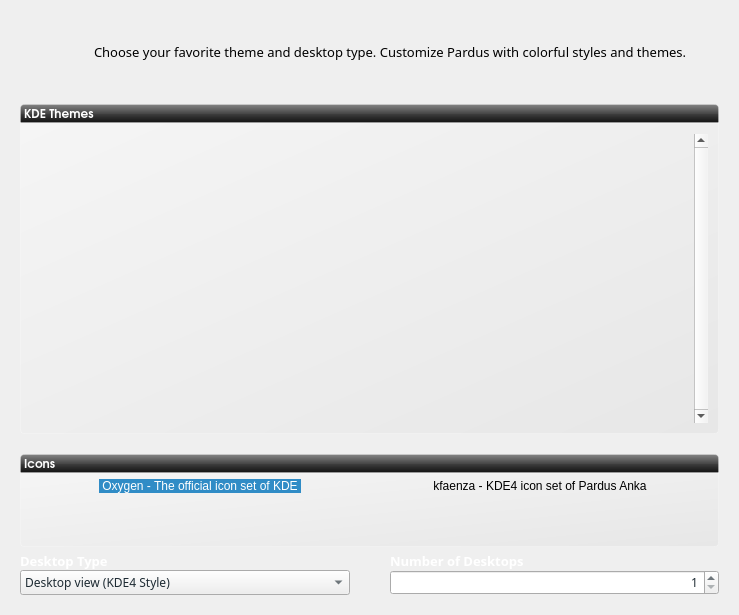
Old version of the form kaptan-5.0.5.1/ui/ui_scrStyle.ui in the repository circass/pisi-work.
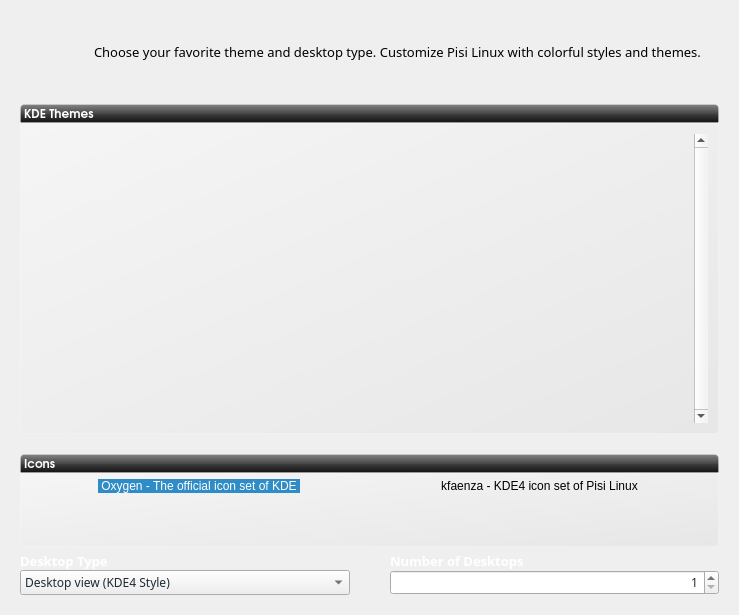
New version of the form. Icons and pictures are not drawn.

Diff of the .ui file:
```diff
--- a/kaptan-5.0.5.1/ui/ui_scrStyle.ui
+++ b/kaptan-5.0.5.1/ui/ui_scrStyle.ui
@@ -73,7 +73,7 @@
       <string notr="true"/>
      </property>
      <property name="text">
-      <string>Choose your favorite theme and desktop type. Customize Pardus with colorful styles and themes.</string>
+      <string>Choose your favorite theme and desktop type. Customize Pisi Linux with colorful styles and themes.</string>
      </property>
      <property name="wordWrap">
       <bool>true</bool>
@@ -371,7 +371,7 @@
           </item>
           <item>
            <property name="text">
-            <string>kfaenza - KDE4 icon set of Pardus Anka</string>
+            <string>kfaenza - KDE4 icon set of Pisi Linux</string>
            </property>
            <property name="toolTip">
             <string>kfaenza</string>
```
